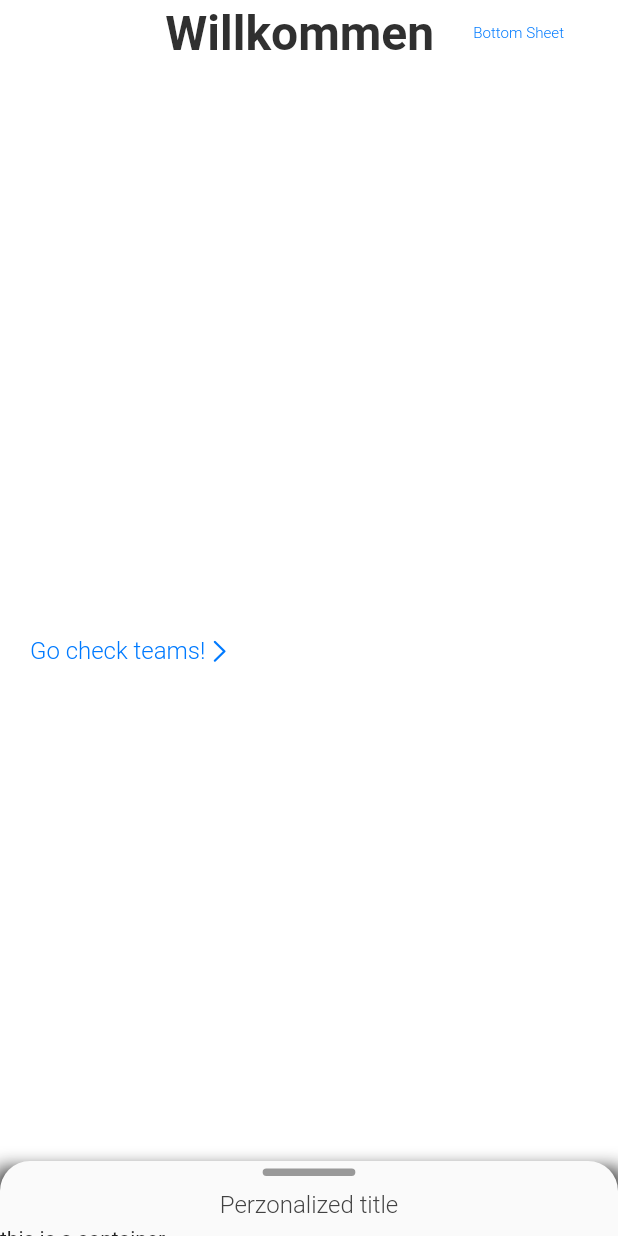
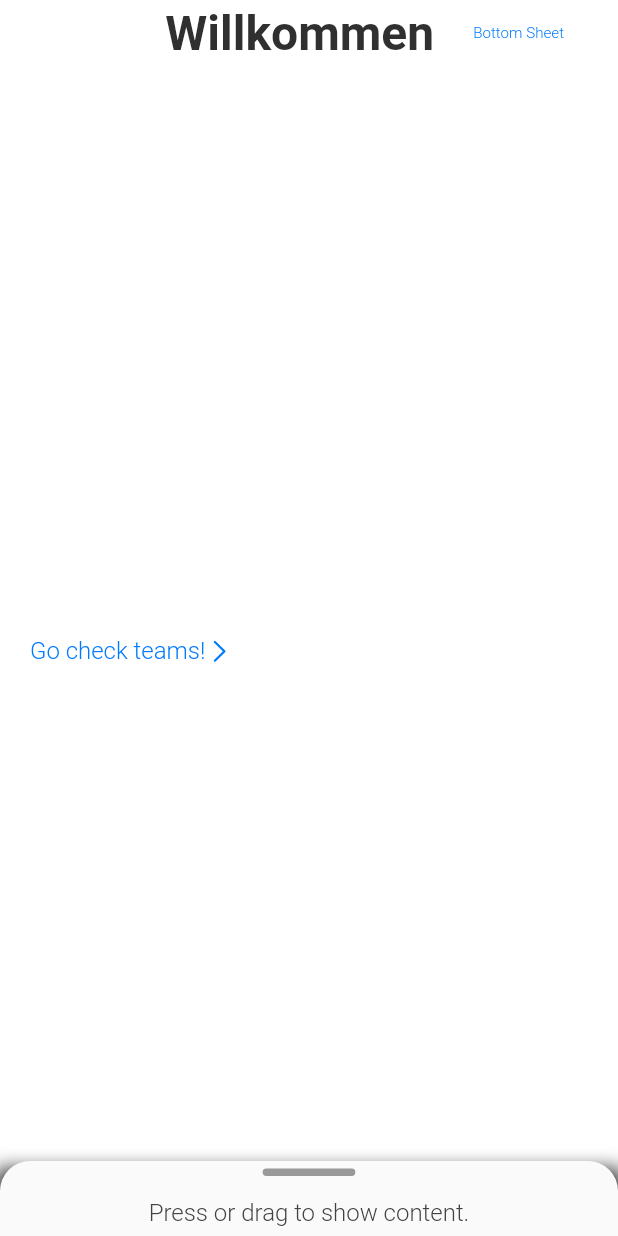
Before and after one commit to ed-val/flutter_teams_permutator, a Flutter app: the screen it shows after launch, on a phone screen of 412 x 824 dp. Run offline on Flutter 3.47's test engine with Material 2 defaults, Android fonts, the phone set to English and light mode, and no system bars; Roboto replaces fonts that are missing (SF Compact Rounded, SF UI Display, SF UI Text).

Commit message:
corrected design of header in backdrop bottom sheet

```diff
--- a/lib/main.dart
+++ b/lib/main.dart
@@ -29,6 +29,7 @@ class MyApp extends StatelessWidget {
         // dont use Colors.transparent: Current bug turns icons white
         barBackgroundColor: Colors.white10,
         textTheme: CupertinoTextThemeData(
+          primaryColor: CupertinoColors.darkBackgroundGray,
           navTitleTextStyle: TextStyle(
             color: Colors.grey[850],
             fontSize: 32,
--- a/lib/widgets/backdrop_bottom_sheet.dart
+++ b/lib/widgets/backdrop_bottom_sheet.dart
@@ -86,7 +86,7 @@ class BackdropPanel extends StatelessWidget {
                     child: DefaultTextStyle(
                       style: theme.textTheme.textStyle,
                       child: Padding(
-                        padding: const EdgeInsets.all(5),
+                        padding: const EdgeInsets.all(10),
                         child: title,
                       ),
                     ),
@@ -94,7 +94,12 @@ class BackdropPanel extends StatelessWidget {
                 ],
               ),
             ),
-            // const Divider(height: 1.0),
+            const Divider(
+              height: 2.0,
+              endIndent: 30,
+              indent: 30,
+              color: CupertinoColors.inactiveGray,
+            ),
             Expanded(child: child),
           ],
         ),
@@ -153,7 +158,7 @@ class _BackdropDemoState extends State<BackdropDemo>
 
   double get _backdropHeight {
     final RenderBox renderBox = _backdropKey.currentContext.findRenderObject();
-    //
+    // TODO: remove hardcode
     return renderBox.size.height * 0.60;
   }
 
@@ -220,10 +225,11 @@ class _BackdropDemoState extends State<BackdropDemo>
             onTap: _toggleBackdropPanelVisibility,
             onVerticalDragUpdate: _handleDragUpdate,
             onVerticalDragEnd: _handleDragEnd,
-            title: Text('Perzonalized title'),
+            title: Text('Press or drag to show content.'),
             // child: CategoryView(category: _category),
-            child: Container(
-              child: Text('this is a container'),
+            child: Padding(
+              padding: EdgeInsets.all(10),
+              child: Text('lol jk, it ain shit here'),
             ),
           ),
         ),
```
